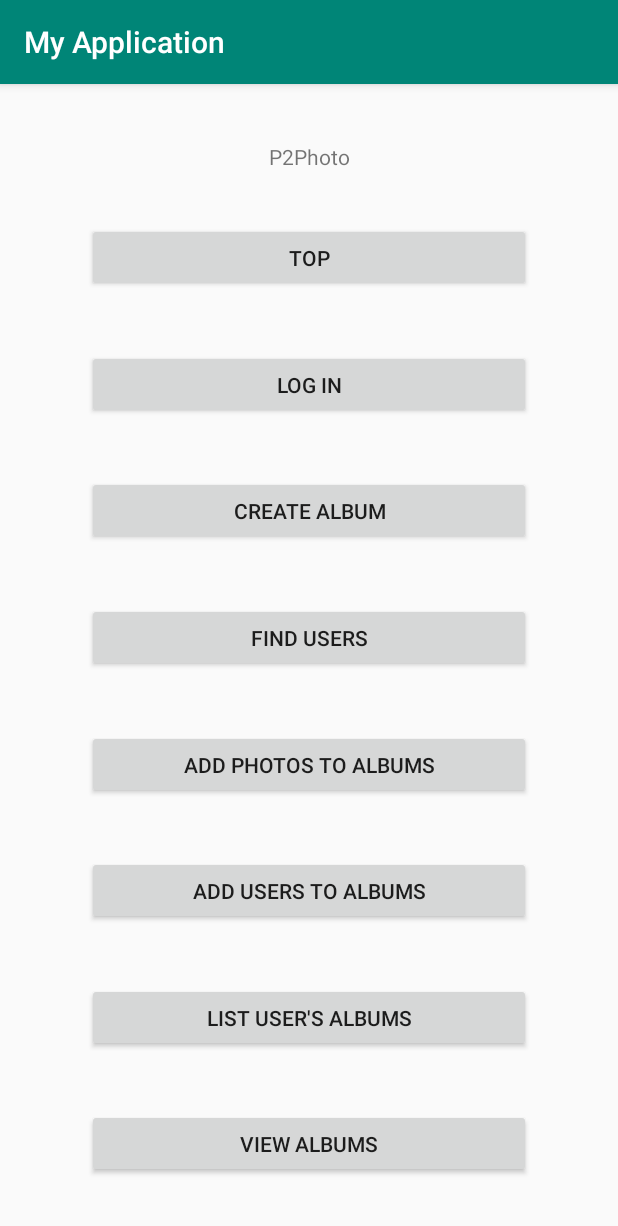
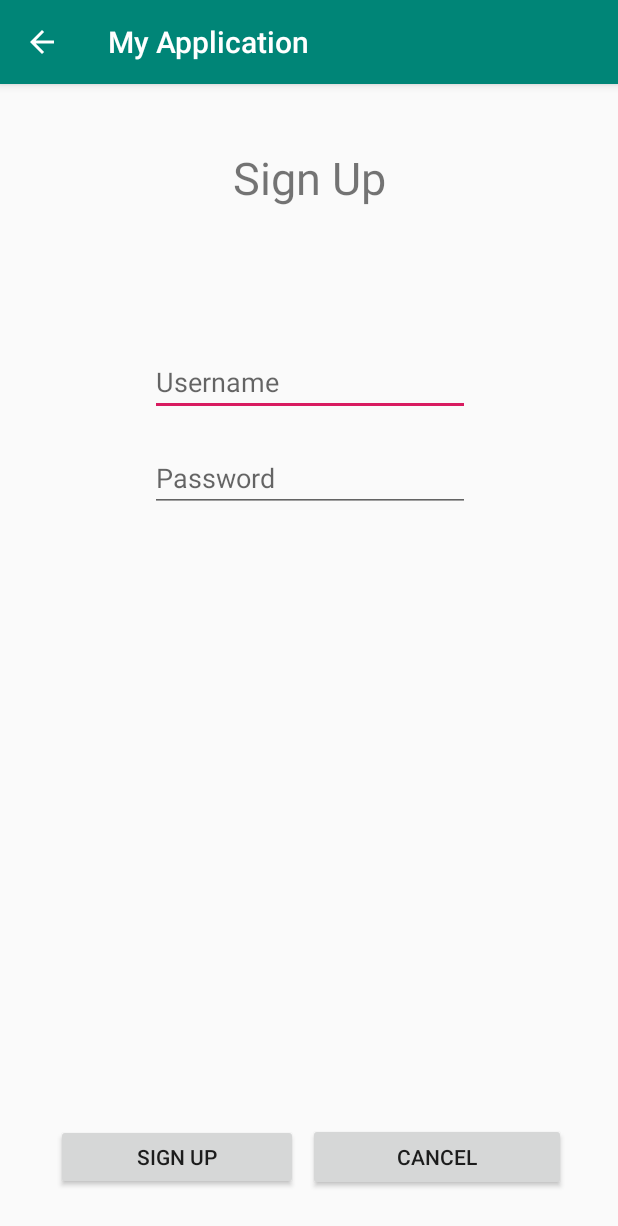
Before and after one commit to miguelmarques1904/cmu18-19, an Android app: the screen it shows after launch (MainActivity before the commit, SignUpActivity after it), after a tap on "SIGN UP", on a phone screen of 412 x 824 dp. Shown: the top 1226 px of the screen. Run offline under Robolectric (Android 15) with nearby library versions, the phone set to English and light mode, and no system bars.

Commit message:
Login functionality. Signup activity. Some button logic

```diff
--- a/app/src/main/java/pt/ist/cmu/p2photo/MainActivity.java
+++ b/app/src/main/java/pt/ist/cmu/p2photo/MainActivity.java
@@ -1,5 +1,6 @@
 package pt.ist.cmu.p2photo;
 
+import android.content.Intent;
 import android.support.v7.app.AppCompatActivity;
 import android.os.Bundle;
 import android.view.View;
@@ -7,32 +8,68 @@ import android.widget.Button;
 
 public class MainActivity extends AppCompatActivity {
 
-    boolean loggedIn = false;
+    public static boolean loggedIn = false;
+
+    Button signUp;
+    Button login;
+    Button createAlbum;
+    Button findUser;
+    Button addPhoto;
+    Button addUser;
+    Button listUser;
+    Button viewAlbum;
 
     @Override
     protected void onCreate(Bundle savedInstanceState) {
         super.onCreate(savedInstanceState);
         setContentView(R.layout.activity_main);
+
+        signUp = (Button) findViewById(R.id.signup);
+        login = (Button) findViewById(R.id.login);
+        createAlbum = (Button) findViewById(R.id.createAlbum);
+        findUser = (Button) findViewById(R.id.findUser);
+        addPhoto = (Button) findViewById(R.id.addPhoto);
+        addUser = (Button) findViewById(R.id.addUser);
+        listUser = (Button) findViewById(R.id.listUser);
+        viewAlbum = (Button) findViewById(R.id.viewAlbum);
+
+
+    }
+
+    @Override
+    protected void onResume() {
+        super.onResume();
+
+        if(loggedIn) {
+            login.setText("Log Out");
+            loggedInView();
+        }
     }
 
     public void signUpOnClick(View v) {
-        Button button=(Button) v;
-        button.setText("top");
+        if(loggedIn) {
+            loggedIn = false;
+            login.setText("Log In");
+
+        }
+        else {
+            Intent signUpIntent = new Intent(MainActivity.this, SignUpActivity.class);
+            startActivity(signUpIntent);
+        }
     }
 
-    public void logInOnClick(View v) {
-        Button button=(Button) v;
+    public void logInMainOnClick(View v) {
+
         if(loggedIn) {
-            button.setText("Log In");
+            loggedIn = false;
+            login.setText("Log In");
+            loggedOutView();
         }
         else {
-            button.setText("Log Out");
-            setContentView(R.layout.dialog_signin);
+            Intent signInIntent = new Intent(MainActivity.this, SignInActivity.class);
+            startActivity(signInIntent);
         }
 
-        //loggedIn = !loggedIn; do this in the dialog layout button click if checks credentials
-
-        setContentView(R.layout.dialog_signin);
     }
 
     public void createAlbumOnClick(View v) {
@@ -72,4 +109,24 @@ public class MainActivity extends AppCompatActivity {
         }
     }
 
+    public void loggedInView() {
+        signUp.setVisibility(View.GONE);
+        createAlbum.setVisibility(View.VISIBLE);
+        findUser.setVisibility(View.VISIBLE);
+        addPhoto.setVisibility(View.VISIBLE);
+        addUser.setVisibility(View.VISIBLE);
+        listUser.setVisibility(View.VISIBLE);
+        viewAlbum.setVisibility(View.VISIBLE);
+    }
+
+    public void loggedOutView() {
+        signUp.setVisibility(View.VISIBLE);
+        createAlbum.setVisibility(View.GONE);
+        findUser.setVisibility(View.GONE);
+        addPhoto.setVisibility(View.GONE);
+        addUser.setVisibility(View.GONE);
+        listUser.setVisibility(View.GONE);
+        viewAlbum.setVisibility(View.GONE);
+    }
+
 }
--- /dev/null
+++ b/app/src/main/java/pt/ist/cmu/p2photo/SignUpActivity.java
@@ -0,0 +1,35 @@
+package pt.ist.cmu.p2photo;
+
+import android.os.Bundle;
+import android.support.v7.app.AppCompatActivity;
+import android.view.View;
+import android.widget.Button;
+
+public class SignUpActivity extends AppCompatActivity {
+
+    Button signUp;
+    Button cancel;
+
+    @Override
+    protected void onCreate(Bundle savedInstanceState) {
+        super.onCreate(savedInstanceState);
+        setContentView(R.layout.activity_signup);
+
+        signUp = (Button) findViewById(R.id.signup_signup);
+        cancel = (Button) findViewById(R.id.signup_cancel);
+
+    }
+
+    // Dialog_signin login button
+    public void signUpOnClick(View v) {
+
+        finish();
+    }
+
+    public void logInCancelOnClick(View v) {
+
+        finish();
+    }
+
+
+}
--- a/app/src/main/res/layout/activity_main.xml
+++ b/app/src/main/res/layout/activity_main.xml
@@ -2,38 +2,64 @@
 <android.support.constraint.ConstraintLayout xmlns:android="http://schemas.android.com/apk/res/android"
     xmlns:app="http://schemas.android.com/apk/res-auto"
     xmlns:tools="http://schemas.android.com/tools"
+    android:id="@+id/main"
     android:layout_width="match_parent"
     android:layout_height="match_parent"
     tools:context=".MainActivity">
 
+
+    <android.support.constraint.ConstraintLayout
+        android:id="@+id/constraintLayout4"
+        android:layout_width="371dp"
+        android:layout_height="70dp"
+        android:layout_marginTop="31dp"
+        app:layout_constraintEnd_toEndOf="parent"
+        app:layout_constraintHorizontal_bias="0.5"
+        app:layout_constraintStart_toStartOf="parent"
+        app:layout_constraintTop_toTopOf="parent">
+
         <TextView
             android:id="@+id/p2photo"
-        android:layout_width="wrap_content"
-        android:layout_height="16dp"
+            android:layout_width="101dp"
+            android:layout_height="36dp"
+            android:layout_centerHorizontal="true"
+            android:layout_centerVertical="true"
             android:text="P2Photo"
-        app:layout_constraintBottom_toTopOf="@+id/signup"
+            android:textSize="24sp"
+            app:layout_constraintBottom_toBottomOf="parent"
+            app:layout_constraintEnd_toEndOf="parent"
+            app:layout_constraintHorizontal_bias="0.5"
+            app:layout_constraintStart_toStartOf="parent"
+            app:layout_constraintTop_toTopOf="parent" />
+    </android.support.constraint.ConstraintLayout>
+
+    <android.support.constraint.ConstraintLayout
+        android:id="@+id/constraintLayout3"
+        android:layout_width="321dp"
+        android:layout_height="455dp"
+        android:layout_marginTop="10dp"
+        app:layout_constraintEnd_toEndOf="parent"
+        app:layout_constraintHorizontal_bias="0.5"
+        app:layout_constraintStart_toStartOf="parent"
+        app:layout_constraintTop_toBottomOf="@+id/constraintLayout4">
+
+        <Button
+            android:id="@+id/signup"
+            android:layout_width="303dp"
+            android:layout_height="52dp"
+            android:onClick="signUpOnClick"
+            android:text="Sign Up"
+            app:layout_constraintBottom_toTopOf="@+id/login"
             app:layout_constraintEnd_toEndOf="parent"
             app:layout_constraintHorizontal_bias="0.5"
             app:layout_constraintStart_toStartOf="parent"
             app:layout_constraintTop_toTopOf="parent" />
 
         <Button
-        android:id="@+id/signup"
-        android:layout_width="296dp"
-        android:layout_height="46dp"
-        android:onClick="signUpOnClick"
-        android:text="Sign Up"
-        app:layout_constraintBottom_toTopOf="@+id/login"
-        app:layout_constraintEnd_toEndOf="parent"
-        app:layout_constraintHorizontal_bias="0.5"
-        app:layout_constraintStart_toStartOf="parent"
-        app:layout_constraintTop_toBottomOf="@+id/p2photo" />
-
-    <Button
             android:id="@+id/login"
-        android:layout_width="296dp"
-        android:layout_height="46dp"
-        android:onClick="logInOnClick"
+            android:layout_width="303dp"
+            android:layout_height="52dp"
+            android:onClick="logInMainOnClick"
             android:text="Log in"
             app:layout_constraintBottom_toTopOf="@+id/createAlbum"
             app:layout_constraintEnd_toEndOf="parent"
@@ -43,10 +69,11 @@
 
         <Button
             android:id="@+id/createAlbum"
-        android:layout_width="296dp"
-        android:layout_height="46dp"
+            android:layout_width="303dp"
+            android:layout_height="52dp"
             android:onClick="createAlbumOnClick"
             android:text="Create Album"
+            android:visibility="gone"
             app:layout_constraintBottom_toTopOf="@+id/findUser"
             app:layout_constraintEnd_toEndOf="parent"
             app:layout_constraintHorizontal_bias="0.5"
@@ -55,10 +82,11 @@
 
         <Button
             android:id="@+id/findUser"
-        android:layout_width="296dp"
-        android:layout_height="46dp"
+            android:layout_width="303dp"
+            android:layout_height="52dp"
             android:onClick="findUserOnClick"
             android:text="Find Users"
+            android:visibility="gone"
             app:layout_constraintBottom_toTopOf="@+id/addPhoto"
             app:layout_constraintEnd_toEndOf="parent"
             app:layout_constraintHorizontal_bias="0.5"
@@ -67,23 +95,24 @@
 
         <Button
             android:id="@+id/addPhoto"
-        android:layout_width="296dp"
-        android:layout_height="46dp"
+            android:layout_width="303dp"
+            android:layout_height="52dp"
             android:onClick="addPhotoOnClick"
             android:text="Add Photos to Albums"
+            android:visibility="gone"
             app:layout_constraintBottom_toTopOf="@+id/addUser"
             app:layout_constraintEnd_toEndOf="parent"
             app:layout_constraintHorizontal_bias="0.5"
             app:layout_constraintStart_toStartOf="parent"
             app:layout_constraintTop_toBottomOf="@+id/findUser" />
 
-
         <Button
             android:id="@+id/addUser"
-        android:layout_width="296dp"
-        android:layout_height="46dp"
+            android:layout_width="303dp"
+            android:layout_height="52dp"
             android:onClick="addUserOnClick"
             android:text="Add Users to Albums"
+            android:visibility="gone"
             app:layout_constraintBottom_toTopOf="@+id/listUser"
             app:layout_constraintEnd_toEndOf="parent"
             app:layout_constraintHorizontal_bias="0.5"
@@ -92,10 +121,11 @@
 
         <Button
             android:id="@+id/listUser"
-        android:layout_width="296dp"
-        android:layout_height="46dp"
+            android:layout_width="303dp"
+            android:layout_height="52dp"
             android:onClick="listUserOnClick"
             android:text="List User's Albums"
+            android:visibility="gone"
             app:layout_constraintBottom_toTopOf="@+id/viewAlbum"
             app:layout_constraintEnd_toEndOf="parent"
             app:layout_constraintHorizontal_bias="0.5"
@@ -104,10 +134,11 @@
 
         <Button
             android:id="@+id/viewAlbum"
-        android:layout_width="296dp"
-        android:layout_height="46dp"
+            android:layout_width="303dp"
+            android:layout_height="52dp"
             android:onClick="viewAlbumOnClick"
             android:text="View Albums"
+            android:visibility="gone"
             app:layout_constraintBottom_toBottomOf="parent"
             app:layout_constraintEnd_toEndOf="parent"
             app:layout_constraintHorizontal_bias="0.5"
@@ -115,3 +146,5 @@
             app:layout_constraintTop_toBottomOf="@+id/listUser" />
 
     </android.support.constraint.ConstraintLayout>
+
+</android.support.constraint.ConstraintLayout>
--- /dev/null
+++ b/app/src/main/res/layout/activity_signup.xml
@@ -0,0 +1,112 @@
+<?xml version="1.0" encoding="utf-8"?>
+<android.support.constraint.ConstraintLayout xmlns:android="http://schemas.android.com/apk/res/android"
+    xmlns:app="http://schemas.android.com/apk/res-auto"
+    xmlns:tools="http://schemas.android.com/tools"
+    android:id="@+id/constraintLayout2"
+    android:layout_width="match_parent"
+    android:layout_height="match_parent">
+
+    <android.support.constraint.ConstraintLayout
+        android:id="@+id/constraintLayout"
+        android:layout_width="394dp"
+        android:layout_height="267dp"
+        android:layout_marginStart="8dp"
+        android:layout_marginLeft="8dp"
+        android:layout_marginTop="8dp"
+        android:layout_marginEnd="8dp"
+        android:layout_marginRight="8dp"
+        android:layout_marginBottom="8dp"
+        app:layout_constraintBottom_toBottomOf="parent"
+        app:layout_constraintEnd_toEndOf="parent"
+        app:layout_constraintHorizontal_bias="0.5"
+        app:layout_constraintStart_toStartOf="parent"
+        app:layout_constraintTop_toTopOf="parent"
+        app:layout_constraintVertical_bias="0.037">
+
+        <TextView
+            android:id="@+id/signupText"
+            android:layout_width="wrap_content"
+            android:layout_height="wrap_content"
+            android:layout_marginTop="16dp"
+            android:layout_marginBottom="8dp"
+            android:text="Sign Up"
+            android:textSize="30sp"
+            app:layout_constraintBottom_toTopOf="@+id/username"
+            app:layout_constraintEnd_toEndOf="parent"
+            app:layout_constraintHorizontal_bias="0.5"
+            app:layout_constraintStart_toStartOf="parent"
+            app:layout_constraintTop_toTopOf="parent"
+            app:layout_constraintVertical_bias="0.0" />
+
+        <EditText
+            android:id="@+id/username"
+            android:layout_width="wrap_content"
+            android:layout_height="wrap_content"
+            android:layout_marginTop="72dp"
+            android:layout_marginBottom="8dp"
+            android:ems="10"
+            android:hint="Username"
+            android:inputType="textPersonName"
+            app:layout_constraintBottom_toTopOf="@+id/password"
+            app:layout_constraintEnd_toEndOf="parent"
+            app:layout_constraintHorizontal_bias="0.5"
+            app:layout_constraintStart_toStartOf="parent"
+            app:layout_constraintTop_toTopOf="parent"
+            app:layout_constraintVertical_bias="0.876" />
+
+        <EditText
+            android:id="@+id/password"
+            android:layout_width="wrap_content"
+            android:layout_height="wrap_content"
+            android:layout_marginTop="131dp"
+            android:layout_marginBottom="8dp"
+            android:ems="10"
+            android:hint="Password"
+            android:inputType="textPassword"
+            app:layout_constraintBottom_toBottomOf="parent"
+            app:layout_constraintEnd_toEndOf="parent"
+            app:layout_constraintHorizontal_bias="0.5"
+            app:layout_constraintStart_toStartOf="parent"
+            app:layout_constraintTop_toTopOf="parent"
+            app:layout_constraintVertical_bias="1.0" />
+    </android.support.constraint.ConstraintLayout>
+
+    <android.support.constraint.ConstraintLayout
+        android:layout_width="370dp"
+        android:layout_height="69dp"
+        android:layout_marginTop="8dp"
+        app:layout_constraintBottom_toBottomOf="parent"
+        app:layout_constraintEnd_toEndOf="parent"
+        app:layout_constraintHorizontal_bias="0.5"
+        app:layout_constraintStart_toStartOf="parent"
+        app:layout_constraintTop_toBottomOf="@+id/constraintLayout"
+        app:layout_constraintVertical_bias="0.955">
+
+        <Button
+            android:id="@+id/signup_signup"
+            android:layout_width="161dp"
+            android:layout_height="44dp"
+            android:layout_marginStart="16dp"
+            android:layout_marginLeft="16dp"
+            android:onClick="signUpOnClick"
+            android:text="Sign Up"
+            app:layout_constraintBottom_toBottomOf="parent"
+            app:layout_constraintStart_toStartOf="parent"
+            app:layout_constraintTop_toTopOf="parent" />
+
+        <Button
+            android:id="@+id/signup_cancel"
+            android:layout_width="172dp"
+            android:layout_height="45dp"
+            android:layout_marginStart="8dp"
+            android:layout_marginLeft="8dp"
+            android:layout_marginEnd="16dp"
+            android:layout_marginRight="16dp"
+            android:onClick="logInCancelOnClick"
+            android:text="Cancel"
+            app:layout_constraintBottom_toBottomOf="parent"
+            app:layout_constraintEnd_toEndOf="parent"
+            app:layout_constraintStart_toEndOf="@+id/signup_signup"
+            app:layout_constraintTop_toTopOf="parent" />
+    </android.support.constraint.ConstraintLayout>
+</android.support.constraint.ConstraintLayout>
```
Also changed, not shown: app/src/main/AndroidManifest.xml (+10 -0 lines), app/src/main/java/pt/ist/cmu/p2photo/SignInActivity.java (added, +38 -0 lines), app/src/main/res/layout/activity_signin.xml (renamed from app/src/main/res/layout/dialog_signin.xml, +5 -3 lines). Lines whose indentation alone changed are shown as unchanged.
